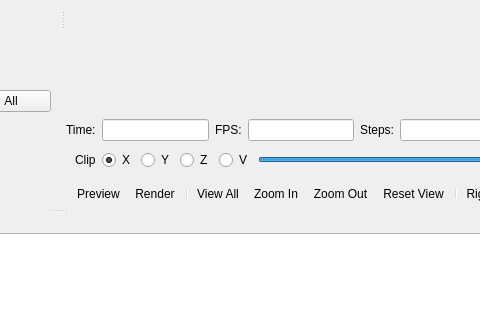
Qt form src/MainWindow.ui (openscad/openscad) before a commit; both pictures show x 501 to 981 and y 189 to 509 of the 1118 by 636 pixel window.
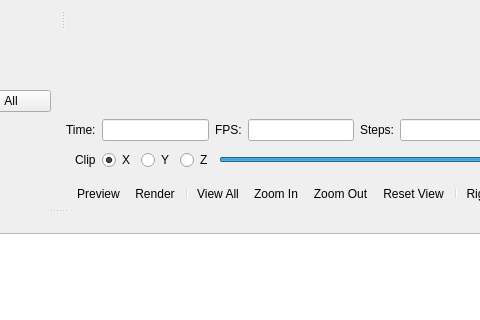
The same form after that commit. Icons and pictures are not drawn. Custom widgets are drawn as their Qt base class.

Diff of the .ui file:
```diff
--- a/src/MainWindow.ui
+++ b/src/MainWindow.ui
@@ -239,13 +239,6 @@
             </property>
            </widget>
           </item>
-          <item>
-           <widget class="QRadioButton" name="clipRadioButtonV">
-            <property name="text">
-             <string>V</string>
-            </property>
-           </widget>
-          </item>
           <item>
            <widget class="QSlider" name="clipSlider">
             <property name="maximum">
```
